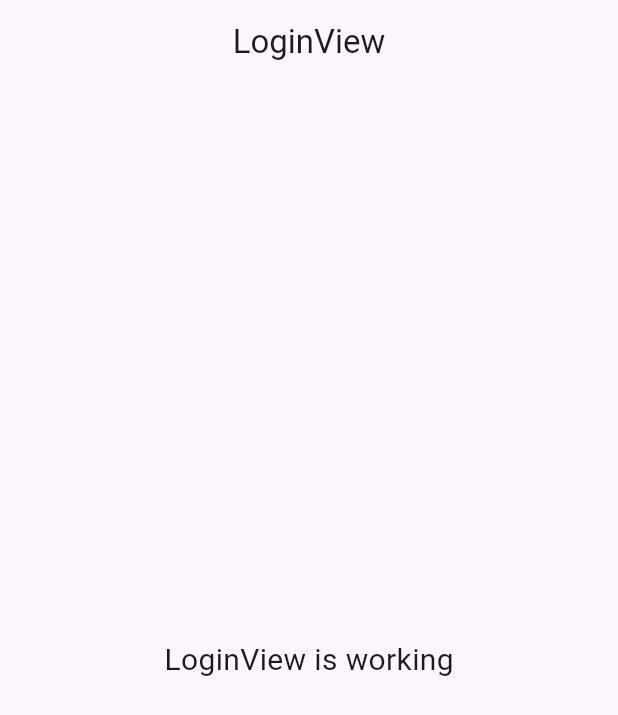
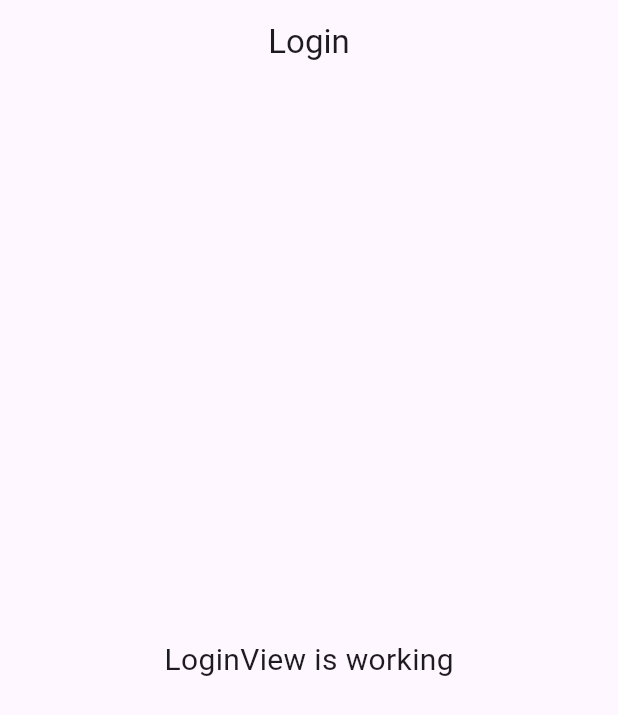
Before and after one commit to RavinduLa/enhanzer_sample, a Flutter app: the screen it shows after launch, on a phone screen of 412 x 824 dp. Shown: the top 715 px of the screen. Run offline on Flutter 3.47's test engine with Material 3 defaults, Android fonts, the phone set to English and light mode, and no system bars; our stand-ins replace dio, either_dart, get, logger, retrofit; generated files the repository leaves out were written again.

Commit message:
Created initial_bindings.dart.

```diff
--- a/lib/app/modules/login/views/login_view.dart
+++ b/lib/app/modules/login/views/login_view.dart
@@ -10,7 +10,7 @@ class LoginView extends GetView<LoginController> {
   Widget build(BuildContext context) {
     return Scaffold(
       appBar: AppBar(
-        title: const Text('LoginView'),
+        title: const Text('Login'),
         centerTitle: true,
       ),
       body: const Center(
--- a/lib/main.dart
+++ b/lib/main.dart
@@ -1,10 +1,14 @@
+import 'package:enhanzer_sample/app/initial_bindings.dart';
 import 'package:flutter/material.dart';
 
 import 'package:get/get.dart';
 
 import 'app/routes/app_pages.dart';
 
-void main() {
+void main() async {
+  WidgetsFlutterBinding.ensureInitialized();
+  InitialBindings();
+
   runApp(
     GetMaterialApp(
       title: "Application",
```
Also changed, not shown: lib/app/initial_bindings.dart (added, +13 -0 lines).
